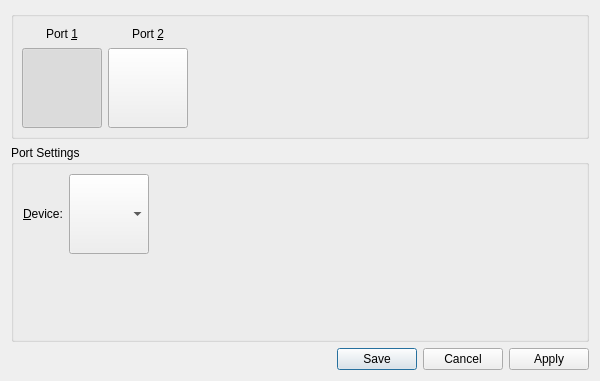
The window that src/gens-qt4/ui/CtrlConfigWindow.ui (GerbilSoft/gens-gs-ii) describes before a commit, drawn with Qt 5.
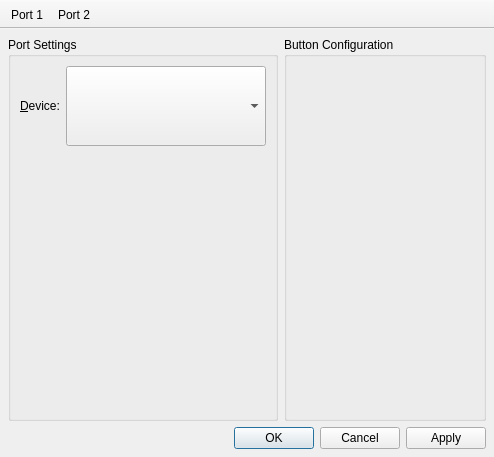
The same window after the commit. Icons and pictures are not drawn. Custom widgets are drawn as their Qt base class.

Commit message: [gens-qt4] CtrlConfigWindow: Reworked the window layout to use a toolbar.

```diff
--- a/src/gens-qt4/ui/CtrlConfigWindow.ui
+++ b/src/gens-qt4/ui/CtrlConfigWindow.ui
@@ -1,155 +1,39 @@
 <?xml version="1.0" encoding="UTF-8"?>
 <ui version="4.0">
  <class>CtrlConfigWindow</class>
- <widget class="QDialog" name="CtrlConfigWindow">
+ <widget class="QMainWindow" name="CtrlConfigWindow">
   <property name="geometry">
    <rect>
     <x>0</x>
     <y>0</y>
-    <width>600</width>
-    <height>381</height>
+    <width>494</width>
+    <height>457</height>
    </rect>
   </property>
   <property name="windowTitle">
    <string>Controller Configuration</string>
   </property>
-  <layout class="QVBoxLayout" name="verticalLayout">
-   <item>
-    <widget class="QGroupBox" name="grpControllerPorts">
-     <property name="sizePolicy">
-      <sizepolicy hsizetype="Preferred" vsizetype="Fixed">
-       <horstretch>0</horstretch>
-       <verstretch>0</verstretch>
-      </sizepolicy>
-     </property>
-     <property name="minimumSize">
+  <property name="iconSize">
       <size>
-       <width>0</width>
-       <height>128</height>
-      </size>
-     </property>
-     <property name="maximumSize">
-      <size>
-       <width>16777215</width>
-       <height>128</height>
-      </size>
-     </property>
-     <layout class="QGridLayout" name="gridLayout">
+    <width>64</width>
+    <height>64</height>
+   </size>
+  </property>
+  <property name="toolButtonStyle">
+   <enum>Qt::ToolButtonTextUnderIcon</enum>
+  </property>
+  <property name="unifiedTitleAndToolBarOnMac">
+   <bool>true</bool>
+  </property>
+  <widget class="QWidget" name="centralwidget">
+   <layout class="QVBoxLayout" name="vboxDialog">
       <property name="margin">
        <number>8</number>
       </property>
-      <item row="0" column="0">
-       <widget class="QLabel" name="lblPort1">
-        <property name="text">
-         <string>Port &amp;1</string>
-        </property>
-        <property name="alignment">
-         <set>Qt::AlignCenter</set>
-        </property>
-        <property name="buddy">
-         <cstring>btnPort1</cstring>
-        </property>
-       </widget>
-      </item>
-      <item row="0" column="1">
-       <widget class="QLabel" name="lblPort2">
-        <property name="text">
-         <string>Port &amp;2</string>
-        </property>
-        <property name="alignment">
-         <set>Qt::AlignCenter</set>
-        </property>
-        <property name="buddy">
-         <cstring>btnPort2</cstring>
-        </property>
-       </widget>
-      </item>
-      <item row="1" column="0">
-       <widget class="QPushButton" name="btnPort1">
-        <property name="sizePolicy">
-         <sizepolicy hsizetype="Fixed" vsizetype="Fixed">
-          <horstretch>0</horstretch>
-          <verstretch>0</verstretch>
-         </sizepolicy>
-        </property>
-        <property name="minimumSize">
-         <size>
-          <width>80</width>
-          <height>80</height>
-         </size>
-        </property>
-        <property name="icon">
-         <iconset resource="resources/gens-qt4.qrc">
-          <normaloff>:/gens/controller-none.png</normaloff>:/gens/controller-none.png</iconset>
-        </property>
-        <property name="iconSize">
-         <size>
-          <width>64</width>
-          <height>64</height>
-         </size>
-        </property>
-        <property name="checkable">
-         <bool>true</bool>
-        </property>
-        <property name="checked">
-         <bool>true</bool>
-        </property>
-        <property name="autoExclusive">
-         <bool>true</bool>
-        </property>
-       </widget>
-      </item>
-      <item row="1" column="1">
-       <widget class="QPushButton" name="btnPort2">
-        <property name="sizePolicy">
-         <sizepolicy hsizetype="Fixed" vsizetype="Fixed">
-          <horstretch>0</horstretch>
-          <verstretch>0</verstretch>
-         </sizepolicy>
-        </property>
-        <property name="minimumSize">
-         <size>
-          <width>80</width>
-          <height>80</height>
-         </size>
-        </property>
-        <property name="icon">
-         <iconset resource="resources/gens-qt4.qrc">
-          <normaloff>:/gens/controller-none.png</normaloff>:/gens/controller-none.png</iconset>
-        </property>
-        <property name="iconSize">
-         <size>
-          <width>64</width>
-          <height>64</height>
-         </size>
-        </property>
-        <property name="checkable">
-         <bool>true</bool>
-        </property>
-        <property name="checked">
-         <bool>false</bool>
-        </property>
-        <property name="autoExclusive">
-         <bool>true</bool>
-        </property>
-       </widget>
-      </item>
-      <item row="0" column="2" rowspan="2">
-       <spacer name="horizontalSpacer">
-        <property name="orientation">
-         <enum>Qt::Horizontal</enum>
-        </property>
-        <property name="sizeHint" stdset="0">
-         <size>
-          <width>40</width>
-          <height>20</height>
-         </size>
-        </property>
-       </spacer>
-      </item>
-     </layout>
-    </widget>
-   </item>
+    <item>
+     <layout class="QVBoxLayout" name="vboxButtonBox">
+      <item>
+       <layout class="QHBoxLayout" name="hboxPortSettings">
    <item>
     <widget class="QGroupBox" name="grpPortSettings">
      <property name="title">
@@ -177,14 +61,14 @@
         <item>
          <widget class="QComboBox" name="cboDevice">
           <property name="sizePolicy">
-           <sizepolicy hsizetype="Preferred" vsizetype="Fixed">
+                <sizepolicy hsizetype="Minimum" vsizetype="Fixed">
             <horstretch>0</horstretch>
             <verstretch>0</verstretch>
            </sizepolicy>
           </property>
           <property name="minimumSize">
            <size>
-            <width>80</width>
+                 <width>200</width>
             <height>80</height>
            </size>
           </property>
@@ -196,26 +80,8 @@
           </property>
          </widget>
         </item>
-        <item>
-         <spacer name="hspcDevice">
-          <property name="orientation">
-           <enum>Qt::Horizontal</enum>
-          </property>
-          <property name="sizeHint" stdset="0">
-           <size>
-            <width>40</width>
-            <height>20</height>
-           </size>
-          </property>
-         </spacer>
-        </item>
-       </layout>
-      </item>
-      <item>
-       <widget class="GensQt4::GensCtrlCfgWidget" name="ctrlCfgWidget" native="true">
-        <layout class="QGridLayout" name="gridLayout_2"/>
-       </widget>
-      </item>
+            </layout>
+           </item>
       <item>
        <spacer name="vspcPortSettings">
         <property name="orientation">
@@ -233,16 +99,101 @@
     </widget>
    </item>
    <item>
+         <widget class="QGroupBox" name="grpBtnCfg">
+          <property name="title">
+           <string>Button Configuration</string>
+          </property>
+          <layout class="QVBoxLayout" name="vboxBtnCfg">
+           <item>
+            <widget class="GensQt4::GensCtrlCfgWidget" name="ctrlCfgWidget" native="true">
+             <property name="sizePolicy">
+              <sizepolicy hsizetype="Expanding" vsizetype="Expanding">
+               <horstretch>0</horstretch>
+               <verstretch>0</verstretch>
+              </sizepolicy>
+             </property>
+            </widget>
+           </item>
+          </layout>
+         </widget>
+        </item>
+       </layout>
+      </item>
+      <item>
     <widget class="QDialogButtonBox" name="buttonBox">
      <property name="orientation">
       <enum>Qt::Horizontal</enum>
      </property>
      <property name="standardButtons">
-      <set>QDialogButtonBox::Apply|QDialogButtonBox::Cancel|QDialogButtonBox::Save</set>
+         <set>QDialogButtonBox::Apply|QDialogButtonBox::Cancel|QDialogButtonBox::Ok</set>
      </property>
     </widget>
    </item>
   </layout>
+    </item>
+   </layout>
+  </widget>
+  <widget class="QToolBar" name="toolBar">
+   <property name="windowTitle">
+    <string>toolBar</string>
+   </property>
+   <property name="movable">
+    <bool>false</bool>
+   </property>
+   <property name="allowedAreas">
+    <set>Qt::TopToolBarArea</set>
+   </property>
+   <property name="iconSize">
+    <size>
+     <width>64</width>
+     <height>64</height>
+    </size>
+   </property>
+   <property name="toolButtonStyle">
+    <enum>Qt::ToolButtonTextUnderIcon</enum>
+   </property>
+   <property name="floatable">
+    <bool>false</bool>
+   </property>
+   <attribute name="toolBarArea">
+    <enum>TopToolBarArea</enum>
+   </attribute>
+   <attribute name="toolBarBreak">
+    <bool>false</bool>
+   </attribute>
+   <addaction name="actionPort1"/>
+   <addaction name="actionPort2"/>
+  </widget>
+  <action name="actionPort1">
+   <property name="checkable">
+    <bool>true</bool>
+   </property>
+   <property name="icon">
+    <iconset resource="resources/gens-qt4.qrc">
+     <normaloff>:/gens/controller-none.png</normaloff>:/gens/controller-none.png</iconset>
+   </property>
+   <property name="text">
+    <string>Port &amp;1</string>
+   </property>
+   <property name="toolTip">
+    <string>Configure the device connected to the emulated Port 1.</string>
+   </property>
+  </action>
+  <action name="actionPort2">
+   <property name="checkable">
+    <bool>true</bool>
+   </property>
+   <property name="icon">
+    <iconset resource="resources/gens-qt4.qrc">
+     <normaloff>:/gens/controller-none.png</normaloff>:/gens/controller-none.png</iconset>
+   </property>
+   <property name="text">
+    <string>Port &amp;2</string>
+   </property>
+   <property name="toolTip">
+    <string>Configure the device connected to the emulated Port 2.</string>
+   </property>
+  </action>
  </widget>
  <customwidgets>
   <customwidget>
```
Left out of the diff: 28 changed lines with no effect on the pictures. Lines whose indentation alone changed are shown as unchanged. The commit also changes 2 other files.
